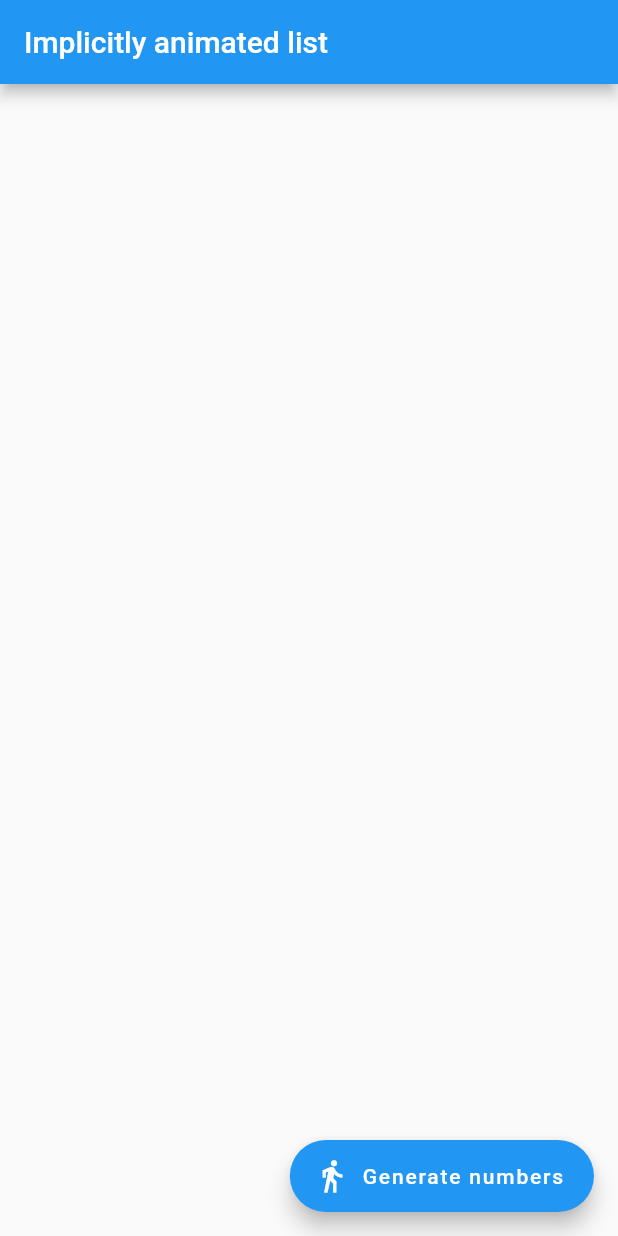
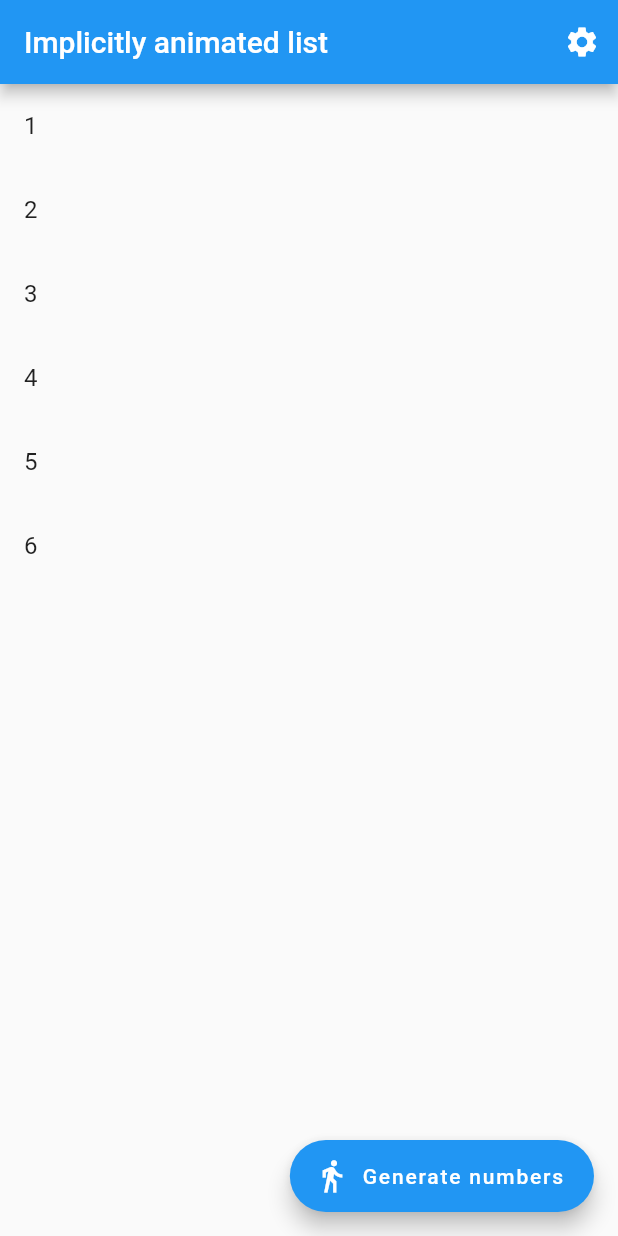
Before and after one commit to MarcelGarus/implicitly_animated_list, a Flutter app: the screen it shows after launch, on a phone screen of 412 x 824 dp. Run offline on Flutter 3.47's test engine with Material 2 defaults, Android fonts, the phone set to English and light mode, and no system bars; missing offline and left inert: list_diff.

Commit message:
Allow to disable initial animation

```diff
--- a/example/lib/main.dart
+++ b/example/lib/main.dart
@@ -11,7 +11,9 @@ class MyApp extends StatefulWidget {
 }
 
 class _MyAppState extends State<MyApp> {
-  var numbers = <int>[];
+  var _numbers = [1, 2, 3, 4, 5, 6];
+  var _initialAnimation = false;
+  var _resetKey = ValueKey(0);
 
   @override
   Widget build(BuildContext context) {
@@ -19,17 +21,52 @@ class _MyAppState extends State<MyApp> {
       debugShowCheckedModeBanner: false,
       title: 'Flutter Demo',
       home: Scaffold(
-        appBar: AppBar(title: Text('Implicitly animated list')),
+        appBar: AppBar(
+          title: Text('Implicitly animated list'),
+          actions: [
+            PopupMenuButton<String>(
+              icon: Icon(Icons.settings),
+              itemBuilder: (context) {
+                return [
+                  CheckedPopupMenuItem(
+                    value: "toggleAnimation",
+                    checked: _initialAnimation,
+                    padding: EdgeInsets.zero,
+                    child: Text("InitialAnimation?"),
+                  ),
+                  PopupMenuItem(
+                    value: "performReset",
+                    child: Text("Reset View"),
+                  ),
+                ];
+              },
+              onSelected: (value) {
+                if (value == "toggleAnimation") {
+                  setState(() {
+                    _initialAnimation = !_initialAnimation;
+                  });
+                } else if (value == "performReset") {
+                  setState(() {
+                    _resetKey = ValueKey(_resetKey.value + 1);
+                    _numbers = [1, 2, 3, 4, 5, 6];
+                  });
+                }
+              },
+            ),
+          ],
+        ),
         floatingActionButton: FloatingActionButton.extended(
           label: Text('Generate numbers'),
           icon: Icon(Icons.directions_walk),
           onPressed: () => setState(() {
-            numbers = List.generate(10, (_) => Random().nextInt(10));
-            print(numbers);
+            _numbers = List.generate(10, (_) => Random().nextInt(10));
+            print(_numbers);
           }),
         ),
         body: ImplicitlyAnimatedList(
-          itemData: numbers,
+          key: _resetKey,
+          initialAnimation: _initialAnimation,
+          itemData: _numbers,
           itemBuilder: (_, number) => ListTile(title: Text('$number')),
         ),
       ),
--- a/lib/implicitly_animated_list.dart
+++ b/lib/implicitly_animated_list.dart
@@ -36,6 +36,7 @@ class ImplicitlyAnimatedList<ItemData> extends StatefulWidget {
     this.deleteDuration = _defaultDuration,
     this.deleteAnimation = _defaultAnimation,
     this.scrollDirection = Axis.vertical,
+    this.initialAnimation = true,
     this.reverse = false,
     this.controller,
     this.primary,
@@ -50,6 +51,7 @@ class ImplicitlyAnimatedList<ItemData> extends StatefulWidget {
   final AnimatedChildBuilder insertAnimation;
   final Duration deleteDuration;
   final AnimatedChildBuilder deleteAnimation;
+  final bool initialAnimation;
   final Axis scrollDirection;
   final bool reverse;
   final ScrollController? controller;
@@ -66,13 +68,19 @@ class ImplicitlyAnimatedList<ItemData> extends StatefulWidget {
 class _ImplicitlyAnimatedListState<ItemData>
     extends State<ImplicitlyAnimatedList<ItemData>> {
   final _listKey = GlobalKey<AnimatedListState>();
-  List<ItemData> _dataForBuild = List.empty(growable: true);
+  final _dataForBuild = List<ItemData>.empty(growable: true);
 
   @override
   void initState() {
     super.initState();
 
+    if (widget.initialAnimation) {
+      Future.microtask(() {
         _updateData(widget.itemData, _dataForBuild);
+      });
+    } else {
+      _dataForBuild.addAll(widget.itemData);
+    }
   }
 
   @override
@@ -86,11 +94,12 @@ class _ImplicitlyAnimatedListState<ItemData>
 
   void _updateData(List<ItemData> to, List<ItemData> from) {
     setState(() {
+      final listState = _listKey.currentState;
       final operations = diffSync(from, to);
-      final listState = _listKey.currentState!;
       for (final op in operations) {
         op.applyTo(from);
 
+        if (listState != null) {
           if (op.isInsertion) {
             listState.insertItem(op.index, duration: widget.insertDuration);
           } else if (op.isDeletion) {
@@ -103,6 +112,7 @@ class _ImplicitlyAnimatedListState<ItemData>
               ),
               duration: widget.deleteDuration,
             );
+          }
         }
       }
     });
```
Lines whose indentation alone changed are shown as unchanged.
